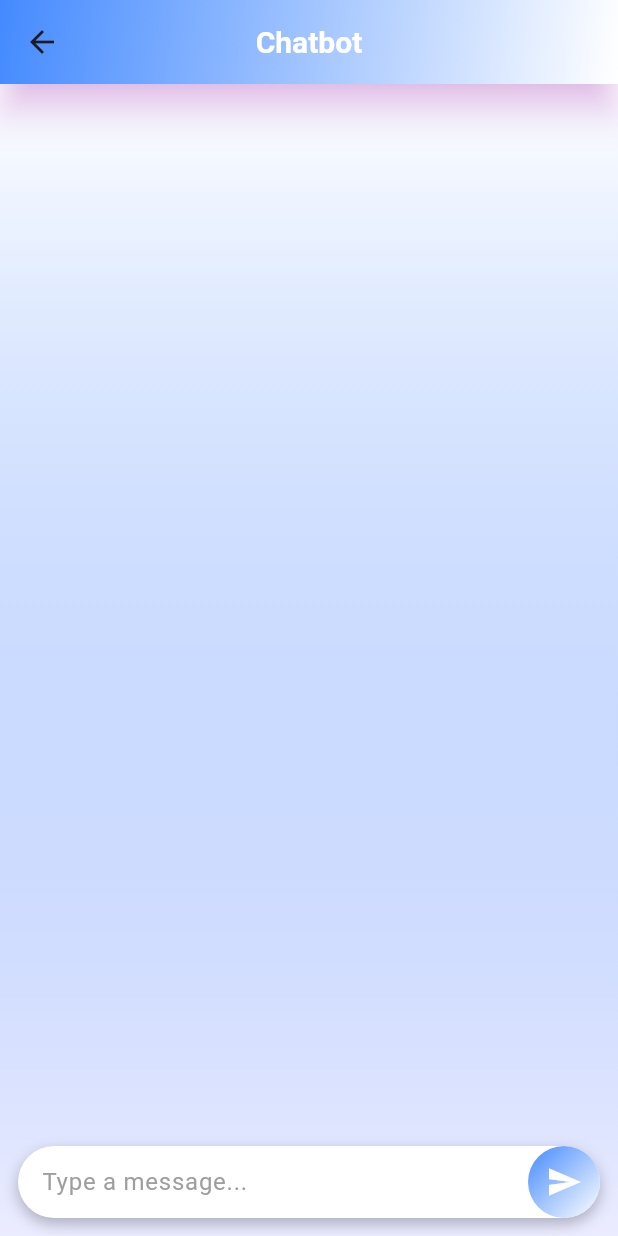
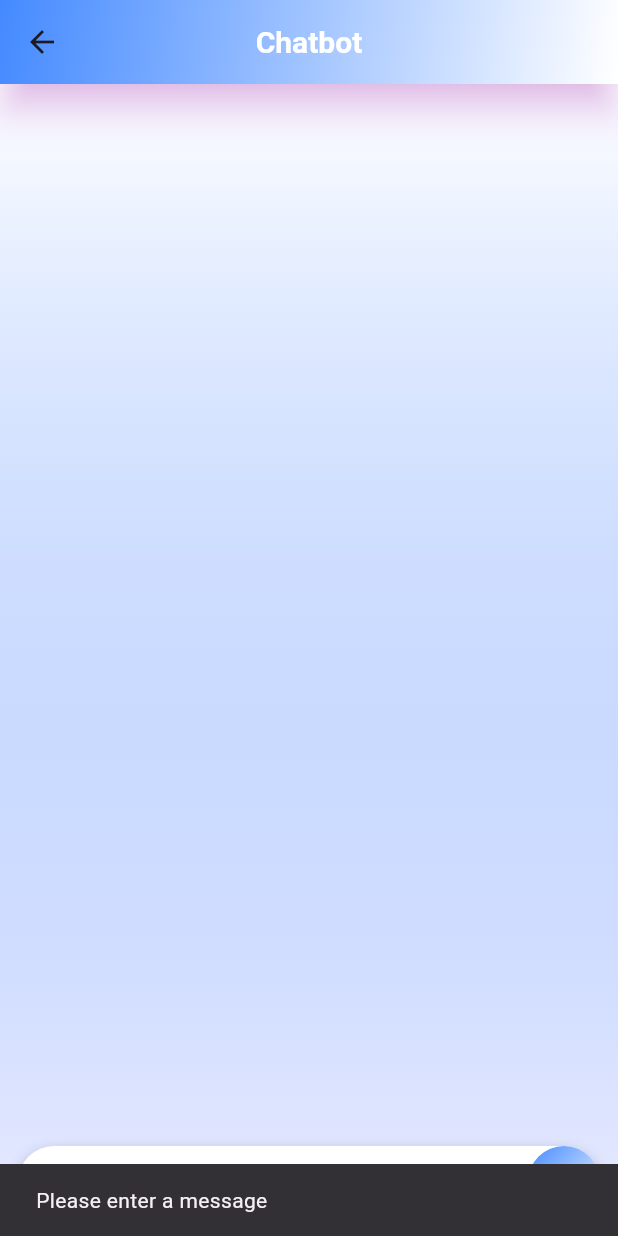
Before and after one commit to Ranumi123/SDGP, a Flutter app: the ChatScreen screen opened by its route, after a tap on the "send" icon, on a phone screen of 412 x 824 dp. Run offline on Flutter 3.47's test engine with Material 3 defaults, Android fonts, the phone set to English and light mode, and no system bars; our stand-ins replace cached_network_image, flutter_animate, google_fonts.

Commit message:
changed the chat screen by adding the harmful text detection

```diff
--- a/Frontend/mental_app1/lib/chat_screen.dart
+++ b/Frontend/mental_app1/lib/chat_screen.dart
@@ -4,7 +4,6 @@ import 'dart:convert';
 import 'models/message_model.dart';
 import '../widgets/chat_bubble.dart';
 import 'widgets/loading_indicator.dart';
-import 'utils/constants.dart';
 
 class ChatScreen extends StatefulWidget {
   @override
@@ -16,6 +15,7 @@ class _ChatScreenState extends State<ChatScreen> {
   final List<Message> _messages = [];
   bool _isLoading = false;
   bool _isBackendAvailable = true; // Set to true to connect to the backend
+  String _backendUrl = 'http://192.168.1.2:5001/chat'; // Update with your backend URL
 
   Future<void> _sendMessage(String message) async {
     setState(() {
@@ -29,15 +29,17 @@ class _ChatScreenState extends State<ChatScreen> {
 
     if (_isBackendAvailable) {
       try {
-        // Send the message to the backend
+        print('Sending request to: $_backendUrl'); // Debug log
         final response = await http.post(
-          Uri.parse('http://192.168.1.2:5001/chat'),
+          Uri.parse(_backendUrl),
           headers: {'Content-Type': 'application/json'},
           body: jsonEncode({'message': message}),
         );
 
+        print('Response status code: ${response.statusCode}'); // Debug log
+        print('Response body: ${response.body}'); // Debug log
+
         if (response.statusCode == 200) {
-          // Parse the response from the backend
           final data = jsonDecode(response.body);
           setState(() {
             _messages.add(Message(
@@ -47,14 +49,26 @@ class _ChatScreenState extends State<ChatScreen> {
             ));
             _isLoading = false;
           });
+        } else if (response.statusCode == 400) {
+          // Handle harmful text detection
+          setState(() {
+            _messages.add(Message(
+              role: 'bot',
+              content: 'Please refrain from using inappropriate language.',
+              timestamp: DateTime.now(),
+            ));
+            _isLoading = false;
+          });
         } else {
           _handleError('Error: Server returned ${response.statusCode}');
         }
       } catch (e) {
+        print('Error details: $e'); // Debug log
         _handleError('Error: Connection failed - $e');
+        // Fallback to mock response if backend is unavailable
+        _handleMockResponse(message);
       }
     } else {
-      // Mock response if backend is not available
       _handleMockResponse(message);
     }
   }
@@ -157,7 +171,7 @@ class _ChatScreenState extends State<ChatScreen> {
                   return ChatBubble(
                     message: message.content,
                     isUser: message.role == 'user',
-                    timestamp: message.timestamp, // Pass timestamp
+                    timestamp: message.timestamp,
                   );
                 },
               ),
@@ -205,9 +219,14 @@ class _ChatScreenState extends State<ChatScreen> {
                       child: IconButton(
                         icon: Icon(Icons.send, color: Colors.white),
                         onPressed: () {
-                          if (_controller.text.isNotEmpty) {
-                            _sendMessage(_controller.text);
+                          final message = _controller.text.trim();
+                          if (message.isNotEmpty) {
+                            _sendMessage(message);
                             _controller.clear();
+                          } else {
+                            ScaffoldMessenger.of(context).showSnackBar(
+                              SnackBar(content: Text('Please enter a message')),
+                            );
                           }
                         },
                       ),
```
